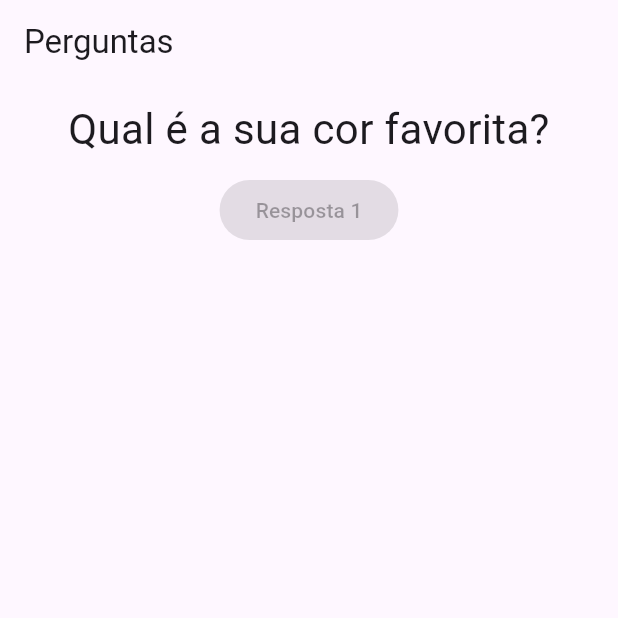
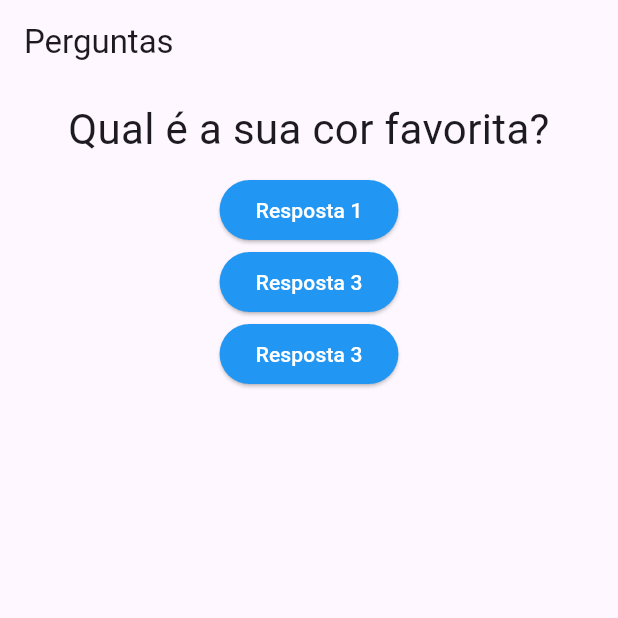
Before and after one commit to juliocesarjunior/quizz_flutter, a Flutter app: the screen it shows after launch, on a phone screen of 412 x 824 dp, the top half of it. Run offline on Flutter 3.47's test engine with Material 3 defaults, Android fonts, the phone set to English and light mode, and no system bars.

Commit message:
questão list

```diff
--- a/lib/main.dart
+++ b/lib/main.dart
@@ -1,5 +1,4 @@
 import 'package:flutter/material.dart';
-import 'package:quizz_flutter/resposta.dart';
 import './questao.dart';
 import './resposta.dart';
 
@@ -11,14 +10,23 @@ class _PerguntaAppState extends State<PerguntaApp> {
     setState(() {
       _perguntaSelecionada++;
     });
-    print(_perguntaSelecionada);
   }
 
   @override
   Widget build(BuildContext context) {
     final perguntas = [
-      'Qual é a sua cor favorita?',
-      'Qual é o seu animal favorito?',
+      {
+        'texto': 'Qual é a sua cor favorita?',
+        'repostas': ['Vermelho', 'Preto', 'Rosa', 'Amarelo'],
+      },
+      {
+        'texto': 'Qual é o seu animal favorito?',
+        'repostas': ['Leão', 'Jabuti', 'Arara', 'sapo'],
+      },
+      {
+        'texto': 'Qual é o seu jogo favorito?',
+        'repostas': ['Pokemon', 'COD', 'Fifa', 'Final Fantasy'],
+      }
     ];
     return MaterialApp(
       home: Scaffold(
@@ -27,8 +35,10 @@ class _PerguntaAppState extends State<PerguntaApp> {
         ),
         body: Column(
           children: <Widget>[
-            Questao(perguntas[_perguntaSelecionada]),
-            Resposta('Resposta 1'),
+            Questao(perguntas[_perguntaSelecionada]['texto'] as String),
+            Resposta('Resposta 1', _responder),
+            Resposta('Resposta 3', _responder),
+            Resposta('Resposta 3', _responder),
           ],
         ),
       ),
--- a/lib/resposta.dart
+++ b/lib/resposta.dart
@@ -2,14 +2,21 @@ import 'package:flutter/material.dart';
 
 class Resposta extends StatelessWidget {
   final String texto;
+  final void Function() quandoSelecionado;
 
-  Resposta(this.texto);
+  Resposta(this.texto, this.quandoSelecionado);
 
   @override
   Widget build(BuildContext context) {
     return ElevatedButton(
-      child: Text(texto),
-      onPressed: null,
+      child: Text(
+        texto,
+        style: TextStyle(color: Colors.white),
+      ),
+      onPressed: quandoSelecionado,
+      style: ButtonStyle(
+        backgroundColor: MaterialStateProperty.all<Color>(Colors.blue),
+      ),
     );
   }
 }
```
Also changed, not shown: 1 other file.
